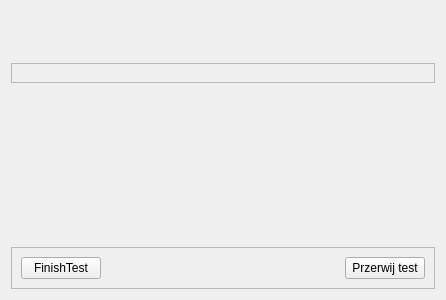
This is app/testpageform.ui in wiacekmarcin/StanowiskoChemiczne as Qt 5 draws it before an edit. The edited form follows.
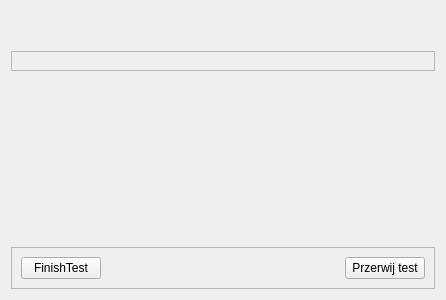
This is the edited form.

Diff of the .ui file:
```diff
--- a/app/testpageform.ui
+++ b/app/testpageform.ui
@@ -19,12 +19,6 @@
      <property name="enabled">
       <bool>true</bool>
      </property>
-     <property name="font">
-      <font>
-       <pointsize>14</pointsize>
-       <bold>true</bold>
-      </font>
-     </property>
      <property name="text">
       <string/>
      </property>
@@ -38,12 +32,6 @@
    </item>
    <item>
     <widget class="QLabel" name="subtitle">
-     <property name="font">
-      <font>
-       <pointsize>12</pointsize>
-       <italic>true</italic>
-      </font>
-     </property>
      <property name="text">
       <string/>
      </property>
```
